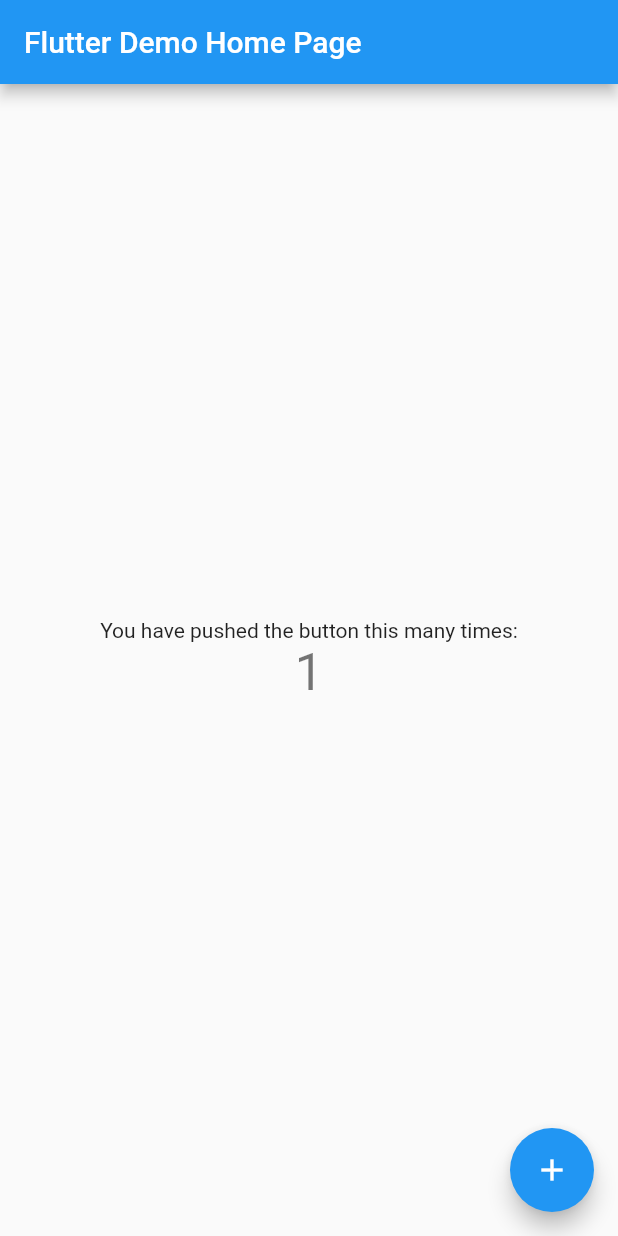
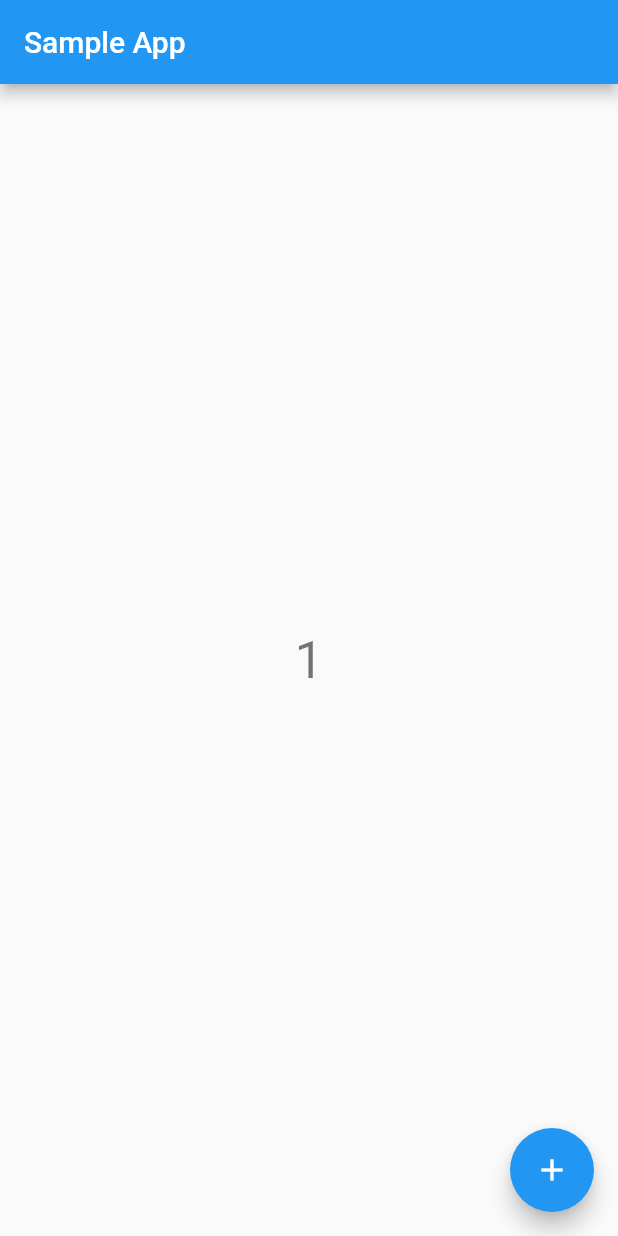
Before and after one commit to realrgt/rx-value-notifier-sample, a Flutter app: the screen it shows after launch, after a tap on the "add" icon, on a phone screen of 412 x 824 dp. Run offline on Flutter 3.47's test engine with Material 2 defaults, Android fonts, the phone set to English and light mode, and no system bars.

```diff
--- /dev/null
+++ b/lib/custom_class.dart
@@ -0,0 +1,9 @@
+import 'package:flutter/foundation.dart';
+
+class CustomClass {
+  final counter = ValueNotifier<int>(0);
+
+  void increment() {
+    counter.value++;
+  }
+}
--- /dev/null
+++ b/lib/homepage.dart
@@ -0,0 +1,36 @@
+import 'package:flutter/material.dart';
+import 'package:rx_value_notifier_sample/custom_class.dart';
+
+class Homepage extends StatefulWidget {
+  @override
+  _HomepageState createState() => _HomepageState();
+}
+
+class _HomepageState extends State<Homepage> {
+  final controller = CustomClass();
+
+  @override
+  Widget build(BuildContext context) {
+    return Scaffold(
+      appBar: AppBar(
+        title: Text('Sample App'),
+      ),
+      body: Center(
+        child: ValueListenableBuilder(
+          valueListenable: controller.counter,
+          builder: (BuildContext context, value, Widget child) {
+            return Text(
+              '$value',
+              style: Theme.of(context).textTheme.headline4,
+            );
+          },
+        ),
+      ),
+      floatingActionButton: FloatingActionButton(
+        onPressed: controller.increment,
+        tooltip: 'Increment',
+        child: Icon(Icons.add),
+      ), // This trailing comma makes auto-formatting nicer for build methods.
+    );
+  }
+}
--- a/lib/main.dart
+++ b/lib/main.dart
@@ -1,4 +1,5 @@
 import 'package:flutter/material.dart';
+import 'package:rx_value_notifier_sample/homepage.dart';
 
 void main() {
   runApp(MyApp());
@@ -29,39 +30,8 @@ class MyHomePage extends StatefulWidget {
 }
 
 class _MyHomePageState extends State<MyHomePage> {
-  int _counter = 0;
-
-  void _incrementCounter() {
-    setState(() {
-      _counter++;
-    });
-  }
-
   @override
   Widget build(BuildContext context) {
-    return Scaffold(
-      appBar: AppBar(
-        title: Text(widget.title),
-      ),
-      body: Center(
-        child: Column(
-          mainAxisAlignment: MainAxisAlignment.center,
-          children: <Widget>[
-            Text(
-              'You have pushed the button this many times:',
-            ),
-            Text(
-              '$_counter',
-              style: Theme.of(context).textTheme.headline4,
-            ),
-          ],
-        ),
-      ),
-      floatingActionButton: FloatingActionButton(
-        onPressed: _incrementCounter,
-        tooltip: 'Increment',
-        child: Icon(Icons.add),
-      ), // This trailing comma makes auto-formatting nicer for build methods.
-    );
+    return Homepage();
   }
 }
```
